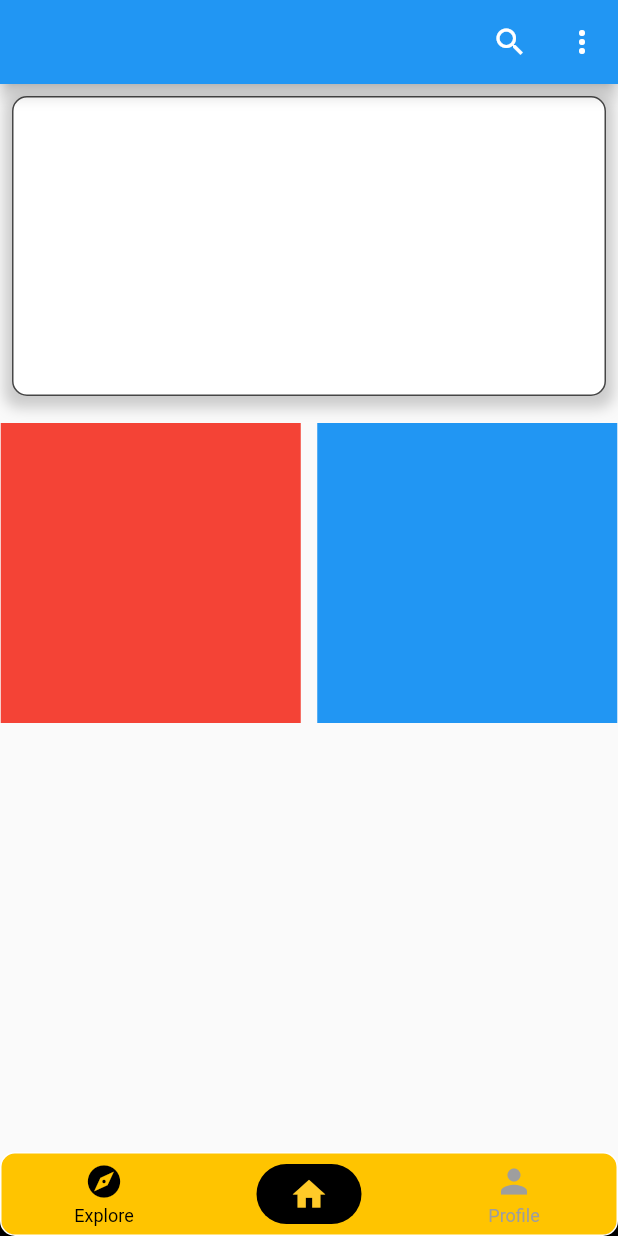
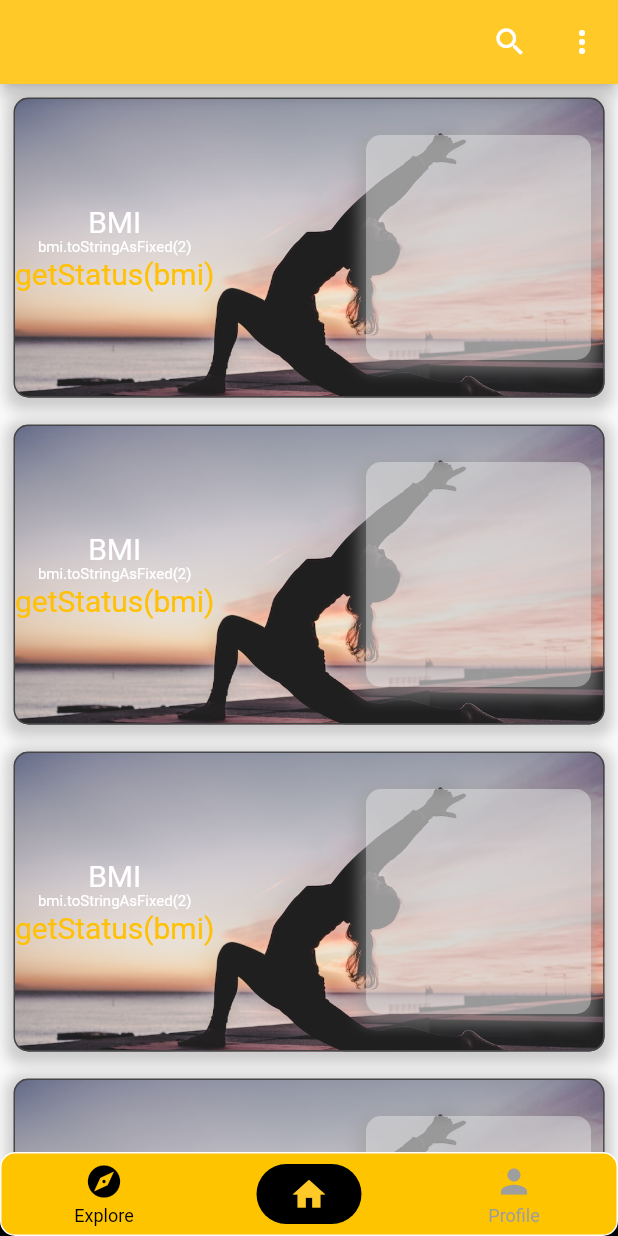
Before and after one commit to Thambara-20/Health-Pro, a Flutter app: the screen it shows after launch, on a phone screen of 412 x 824 dp. Run offline on Flutter 3.47's test engine with Material 2 defaults, Android fonts, the phone set to English and light mode, and no system bars; drawn by our look-alikes of persistent_bottom_nav_bar; our stand-ins replace page_transition.

Commit message:
updated explore page

```diff
--- a/bmicalculator/lib/explore/explore.dart
+++ b/bmicalculator/lib/explore/explore.dart
@@ -1,3 +1,6 @@
+import 'dart:math';
+
+import 'package:bmicalculator/explore/exporeComponent.dart';
 import 'package:flutter/material.dart';
 import 'package:flutter/src/widgets/framework.dart';
 
@@ -9,10 +12,14 @@ class Explore extends StatefulWidget {
 }
 
 class _ExploreState extends State<Explore> {
+
   @override
   Widget build(BuildContext context) {
+
+    List<int> text = [1,2,3,4];
+
     return Scaffold(
-      appBar: AppBar(actions: [
+      appBar: AppBar(backgroundColor:Colors.amber[400] ,actions: [
         IconButton(
           icon: const Icon(Icons.search),
           onPressed: () {},
@@ -24,109 +31,12 @@ class _ExploreState extends State<Explore> {
       ]),
       body: SafeArea(
         child: ListView(
-          children: [
-            Padding(
-              padding: const EdgeInsets.all(8.0),
-              child: Container(
-                  child: Column(
-                mainAxisAlignment: MainAxisAlignment.center,
-                crossAxisAlignment: CrossAxisAlignment.center,
-                children: [
-                  Container(
-                    height: 200,
-                    width: double.maxFinite,
-                    decoration: BoxDecoration(
-                      color: Color.fromARGB(255, 255, 255, 255),
-                      borderRadius: BorderRadius.circular(10),
-                      border: Border.all(
-                        color: Color.fromARGB(255, 70, 70, 70),
-                        width: 1.0,
-                      ),boxShadow: [
-                        BoxShadow(
-                          color: Colors.grey.withOpacity(0.5),
-                          spreadRadius: 5,
-                          blurRadius: 7,
-                          offset: const Offset(0, 3), // changes position of shadow
-                        ),
-                      ],
-                    ),
-                  ),
-                ],
-              )),
-            ),
-            const SizedBox(
+          children:  [
+            for ( var i in text ) exploreComponent(),
+            SizedBox(
               height: 10,
             ),
-            Container(
-              height: 200,
-              width: double.infinity,
-              child: Row(
-                mainAxisAlignment: MainAxisAlignment.spaceEvenly,
-                children: [
-                  Container(
-                    height: 200,
-                    width: 200,
-                    color: Colors.red,
-                  ),
-                  const SizedBox(
-                    width: 10,
-                  ),
-                  Container(
-                    height: 200,
-                    width: 200,
-                    color: Colors.blue,
-                  ),
-                ],
-              ),
-            ),
-            const SizedBox(
-              height: 10,
-            ),
-            Container(
-              height: 200,
-              width: double.infinity,
-              child: Row(),
-            ),
-            const SizedBox(
-              height: 10,
-            ),
-            Container(
-              height: 200,
-              width: double.infinity,
-              child: Row(),
-            ),
-            const SizedBox(
-              height: 10,
-            ),
-            Container(
-              height: 200,
-              width: double.infinity,
-              child: Row(),
-            ),
-            const SizedBox(
-              height: 10,
-            ),
-            Container(
-              height: 200,
-              width: double.infinity,
-              child: Row(),
-            ),
-            const SizedBox(
-              height: 10,
-            ),
-            Container(
-              height: 200,
-              width: double.infinity,
-              child: Row(),
-            ),
-            const SizedBox(
-              height: 10,
-            ),
-            Container(
-              height: 200,
-              width: double.infinity,
-              child: Row(),
-            ),
+
           ],
         ),
       ),
--- /dev/null
+++ b/bmicalculator/lib/explore/exporeComponent.dart
@@ -0,0 +1,96 @@
+import 'package:bmicalculator/constants.dart';
+import 'package:flutter/material.dart';
+import 'package:flutter/src/widgets/framework.dart';
+import 'package:flutter/src/widgets/placeholder.dart';
+
+class exploreComponent extends StatelessWidget {
+  const exploreComponent({super.key});
+
+  @override
+  Widget build(BuildContext context) {
+    return Padding(
+      padding: const EdgeInsets.all(9.0),
+      child: Container(
+        child: Column(
+          mainAxisAlignment: MainAxisAlignment.center,
+          crossAxisAlignment: CrossAxisAlignment.center,
+          children: [
+            Container(
+              height: 200,
+              width: double.maxFinite,
+              decoration: BoxDecoration(
+                color: Color.fromARGB(255, 255, 255, 255),
+                borderRadius: BorderRadius.circular(10),
+                border: Border.all(
+                  color: Color.fromARGB(255, 70, 70, 70),
+                  width: 1.0,
+                ),
+                boxShadow: [
+                  BoxShadow(
+                    color: Colors.grey.withOpacity(0.5),
+                    spreadRadius: 5,
+                    blurRadius: 7,
+                    offset: const Offset(0, 3), // changes position of shadow
+                  ),
+                ],
+                image: DecorationImage(
+                  image: AssetImage('images/photo.jpeg'),
+                  fit: BoxFit.cover,
+                ),
+              ),
+              child: Row(
+                  mainAxisAlignment: MainAxisAlignment.spaceBetween,
+                  children: [
+                    Column(
+                        mainAxisAlignment: MainAxisAlignment.center,
+                        crossAxisAlignment: CrossAxisAlignment.center,
+                        children: [
+                          const Text(
+                            'BMI',
+                            style: TextStyle(
+                              fontSize: 20,
+                              color: Color.fromARGB(255, 255, 255, 255),
+                            ),
+                          ),
+                          Text(
+                            'bmi.toStringAsFixed(2)',
+                            style: TextStyle(fontSize: 10, color: Colors.white),
+                          ),
+                          Text(
+                            'getStatus(bmi)',
+                            style: TextStyle(color: Colors.amber, fontSize: 20),
+                          ),
+                        ]),
+                    Padding(
+                      padding: const EdgeInsets.all(8.0),
+                      child: Column(
+                          mainAxisAlignment: MainAxisAlignment.center,
+                          crossAxisAlignment: CrossAxisAlignment.end,
+                          children: [
+                            Container(
+                              width: 150,
+                              height: 150,
+                              decoration: BoxDecoration(
+                                color: Color.fromARGB(92, 255, 255, 255),
+                                borderRadius: BorderRadius.circular(10),
+                                boxShadow: [
+                                  BoxShadow(
+                                    color: Colors.grey.withOpacity(0.5),
+                                    spreadRadius: 5,
+                                    blurRadius: 7,
+                                    offset: const Offset(
+                                        0, 3), // changes position of shadow
+                                  ),
+                                ],
+                              ),
+                            ),
+                          ]),
+                    ),
+                  ]),
+            )
+          ],
+        ),
+      ),
+    );
+  }
+}
--- a/bmicalculator/pubspec.yaml
+++ b/bmicalculator/pubspec.yaml
@@ -63,9 +63,9 @@ flutter:
   uses-material-design: true
 
   # To add assets to your application, add an assets section, like this:
-  # assets:
-  #   - images/a_dot_burr.jpeg
-  #   - images/a_dot_ham.jpeg
+  assets:
+    - images/
+
 
   # An image asset can refer to one or more resolution-specific "variants", see
   # https://flutter.dev/assets-and-images/#resolution-aware
```
Also changed, not shown: bmicalculator/images/photo.jpeg (added), bmicalculator/lib/main.dart (line endings or trailing spaces).
